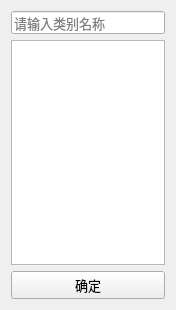
First picture: the form in ui_files/label_window.ui, repository feiyuhuahuo/HuaHuoLabel, before the edit.
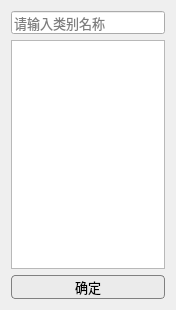
Second picture: the form after the edit.

```diff
--- a/ui_files/label_window.ui
+++ b/ui_files/label_window.ui
@@ -46,11 +46,32 @@
    </item>
    <item>
     <widget class="QPushButton" name="pushButton">
+     <property name="minimumSize">
+      <size>
+       <width>0</width>
+       <height>24</height>
+      </size>
+     </property>
      <property name="font">
       <font>
        <pointsize>10</pointsize>
       </font>
      </property>
+     <property name="styleSheet">
+      <string notr="true">QPushButton
+{background-color: rgb(235, 235, 235);
+border: 1px solid gray;
+border-radius: 4px;
+}
+ QPushButton:hover {
+            background-color:  rgb(225, 225, 225);
+}
+
+ QPushButton:pressed {
+            background-color:  rgb(215, 215, 215);
+        }        
+</string>
+     </property>
      <property name="text">
       <string>确定</string>
      </property>
```
